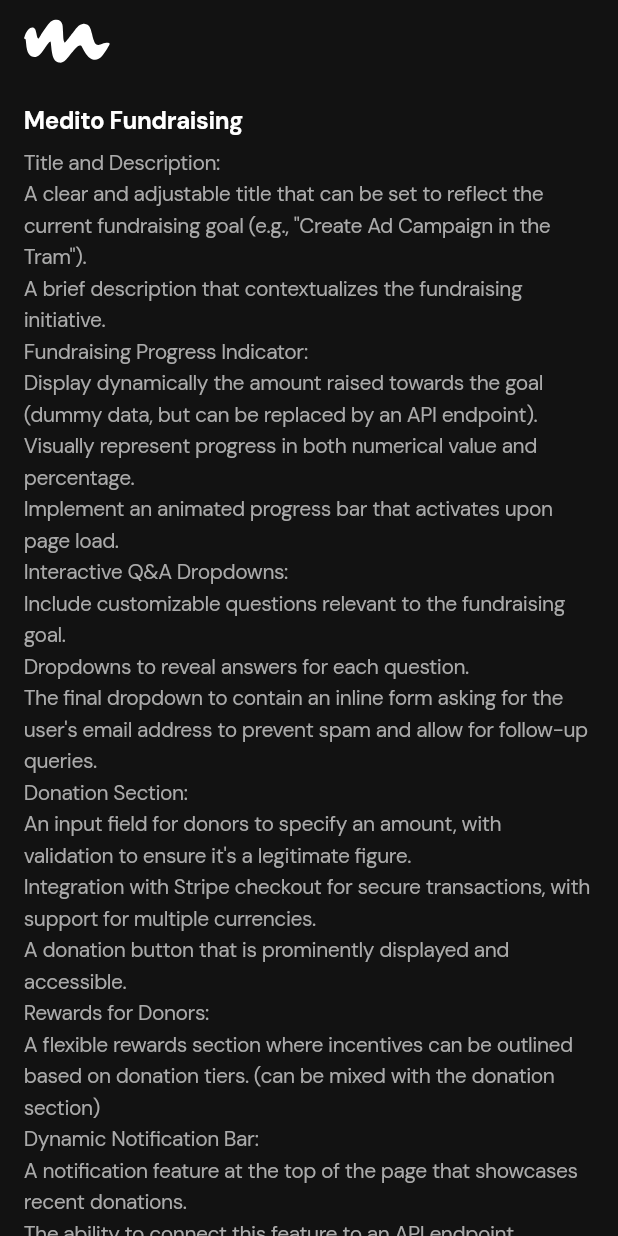
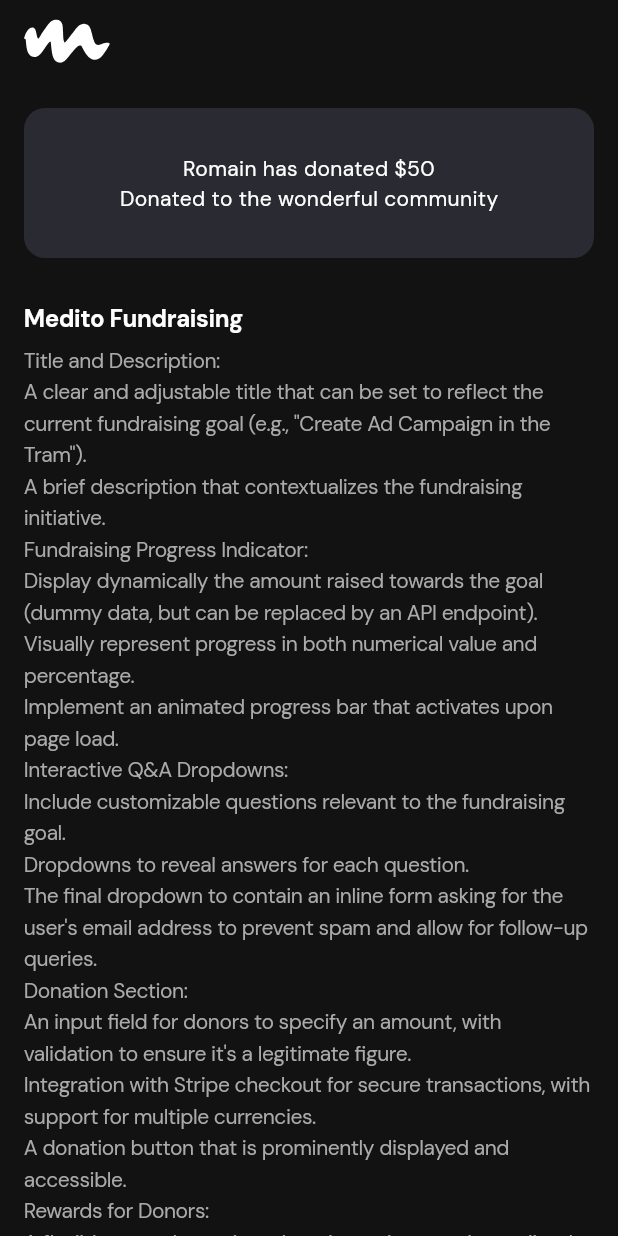
Before and after one commit to osamaasifoak/medito-fundraising, a Flutter app: the screen it shows after launch, on a phone screen of 412 x 824 dp. Run offline on Flutter 3.47's test engine with Material 3 defaults, Android fonts, the phone set to English and light mode, and no system bars; drawn by our look-alikes of animated_text_kit; our stand-ins replace email_validator, flutter_dotenv, flutter_riverpod, flutter_svg, go_router; missing offline and left inert: flutter_stripe, universal_html.

Commit message:
ui: tram added

```diff
--- a/lib/constants/strings/string_constants.dart
+++ b/lib/constants/strings/string_constants.dart
@@ -10,6 +10,7 @@
   static const String faq = 'FAQs';
   static const String amountRaised = 'Amount Raised';
   static const String submit = 'Submit';
+  static const String donated = 'donated';
   static const String emailAddress = 'Email address';
   static const String campaignTitle = 'Medito Fundraising';
   static const String enterYourName = 'Enter your name';
--- /dev/null
+++ b/lib/sample_data.dart
@@ -0,0 +1,23 @@
+import 'package:meditofundraising/widgets/widgets.dart';
+
+List<RecentDonation> recentDonations = [
+  RecentDonation(
+      donor: 'Romain',
+      amount: '\$50',
+      message: 'Donated to the wonderful community'),
+  RecentDonation(donor: 'Osama', amount: '\$40', message: 'Stay strong 💪'),
+  RecentDonation(
+      donor: 'Mike', amount: '\$30', message: 'Keep up the good work'),
+  RecentDonation(donor: 'Alex', amount: '\$1000', message: 'Woah!!'),
+  RecentDonation(donor: 'Steven', amount: '\$90', message: 'Sample message'),
+  RecentDonation(
+    donor: 'Will',
+    amount: '\$70',
+  ),
+  RecentDonation(donor: 'Arthur', amount: '\$100', message: 'Woah!!'),
+  RecentDonation(donor: 'Azim', amount: '\$80', message: 'Sample message'),
+  RecentDonation(
+    donor: 'Gareth',
+    amount: '\$70',
+  ),
+];
--- a/lib/views/home_view.dart
+++ b/lib/views/home_view.dart
@@ -17,6 +17,7 @@
               child: Column(
                 children: [
                   const HeaderWidget(),
+                  const TramWidget(),
                   _buildCampaignAndFundraising(context),
                   if (Responsive.isMobile(context))
                     _buildRecentDonationsWidget(),
@@ -31,7 +32,7 @@
                 ],
               ),
             ),
-            FooterWidget(),
+            const FooterWidget(),
           ],
         ),
       ),
--- a/lib/widgets/recent_donations_widget.dart
+++ b/lib/widgets/recent_donations_widget.dart
@@ -1,5 +1,6 @@
 import 'package:flutter/material.dart';
 import 'package:meditofundraising/constants/constants.dart';
+import 'package:meditofundraising/sample_data.dart';
 
 class RecentDonationsWidget extends StatefulWidget {
   const RecentDonationsWidget({super.key});
@@ -10,27 +11,6 @@
 
 class _RecentDonationsWidgetState extends State<RecentDonationsWidget> {
   final ScrollController _scrollController = ScrollController();
-  List<RecentDonation> recentDonations = [
-    RecentDonation(
-        donor: 'Romain',
-        amount: '\$50',
-        message: 'Donated to the wonderful community'),
-    RecentDonation(donor: 'Osama', amount: '\$40', message: 'Stay strong 💪'),
-    RecentDonation(
-        donor: 'Mike', amount: '\$30', message: 'Keep up the good work'),
-    RecentDonation(donor: 'Alex', amount: '\$1000', message: 'Woah!!'),
-    RecentDonation(donor: 'Steven', amount: '\$90', message: 'Sample message'),
-    RecentDonation(
-      donor: 'Will',
-      amount: '\$70',
-    ),
-    RecentDonation(donor: 'Arthur', amount: '\$100', message: 'Woah!!'),
-    RecentDonation(donor: 'Azim', amount: '\$80', message: 'Sample message'),
-    RecentDonation(
-      donor: 'Gareth',
-      amount: '\$70',
-    ),
-  ];
 
   @override
   void initState() {
@@ -138,7 +118,7 @@
 
   Text _buildTitle(RecentDonation donation, TextStyle? titleStyle) {
     return Text(
-      '${donation.donor} donated ${donation.amount}',
+      '${donation.donor} ${StringConstants.donated} ${donation.amount}',
       style: titleStyle?.copyWith(
           color: ColorConstants.lightPurple, fontSize: fontSize16),
     );
--- /dev/null
+++ b/lib/widgets/tram_widget.dart
@@ -0,0 +1,59 @@
+import 'package:animated_text_kit/animated_text_kit.dart';
+import 'package:flutter/material.dart';
+import 'package:meditofundraising/constants/constants.dart';
+import 'package:meditofundraising/sample_data.dart';
+import 'package:meditofundraising/widgets/widgets.dart';
+
+class TramWidget extends StatefulWidget {
+  const TramWidget({super.key});
+
+  @override
+  State<TramWidget> createState() => _TramWidgetState();
+}
+
+class _TramWidgetState extends State<TramWidget> {
+  @override
+  Widget build(BuildContext context) {
+    Size size = MediaQuery.of(context).size;
+
+    return Container(
+      width: size.width,
+      decoration: BoxDecoration(
+        color: ColorConstants.onyx,
+        borderRadius: BorderRadius.circular(borderRadius14),
+      ),
+      margin: const EdgeInsets.all(padding16),
+      padding: const EdgeInsets.all(padding16),
+      constraints: const BoxConstraints(minHeight: 100),
+      child: Row(
+        mainAxisAlignment: MainAxisAlignment.center,
+        children: [
+          AnimatedTextKit(
+            animatedTexts: recentDonations
+                .map(
+                  (e) => ScaleAnimatedText(
+                    getFormattedTramMessage(e),
+                    duration: const Duration(milliseconds: 5000),
+                    textAlign: TextAlign.center,
+                    textStyle: TextStyle(
+                        fontSize: getDefaultBodyFontSize(context),
+                        fontFamily: dmSans,
+                        color: ColorConstants.walterWhite),
+                  ),
+                )
+                .toList(),
+          ),
+        ],
+      ),
+    );
+  }
+
+  String getFormattedTramMessage(RecentDonation e) {
+    String text = '';
+    text = '${e.donor ?? 'Someone'} has donated';
+    text = '$text ${e.amount}';
+    text = '$text ${e.message != null ? '\n${e.message}' : ''}';
+
+    return text;
+  }
+}
--- a/lib/widgets/widgets.dart
+++ b/lib/widgets/widgets.dart
@@ -1,4 +1,5 @@
 export 'header_widget.dart';
+export 'tram_widget.dart';
 export 'campaign_widget.dart';
 export 'drawer_widget.dart';
 export 'fundraising_progress_widget.dart';
--- a/pubspec.yaml
+++ b/pubspec.yaml
@@ -40,6 +40,7 @@
   email_validator: ^2.1.17
   universal_html: ^2.2.4
   flutter_dotenv: ^5.1.0
+  animated_text_kit: ^4.2.2
 
   # The following adds the Cupertino Icons font to your application.
   # Use with the CupertinoIcons class for iOS style icons.
```
Also changed, not shown: pubspec.lock.
